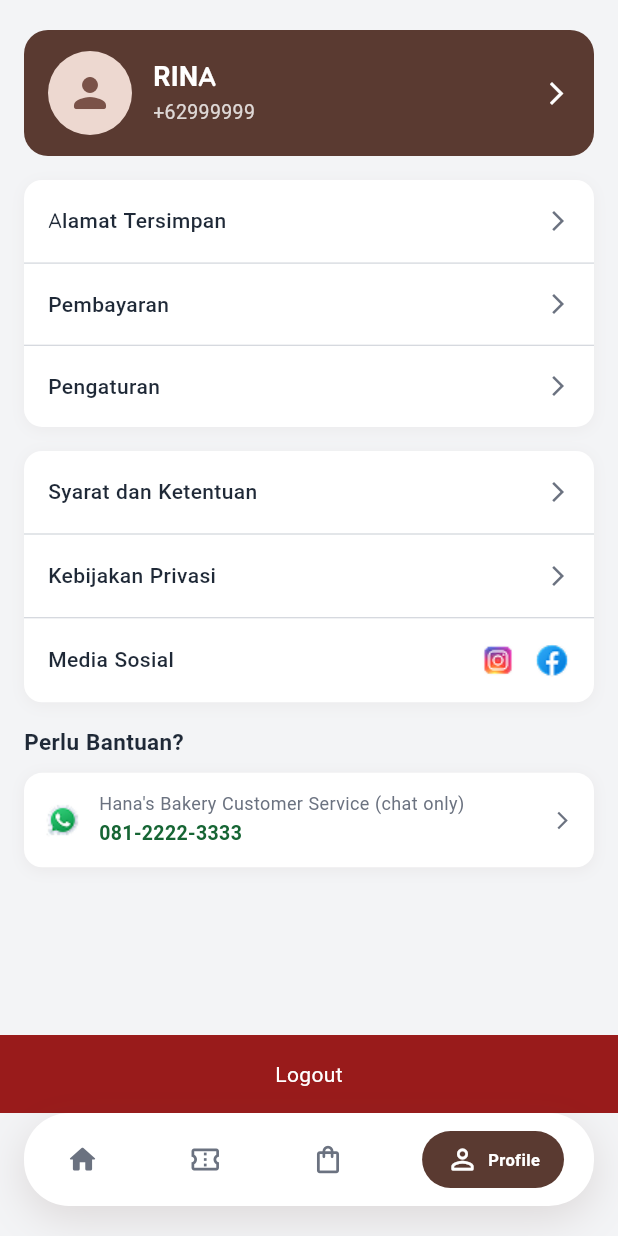
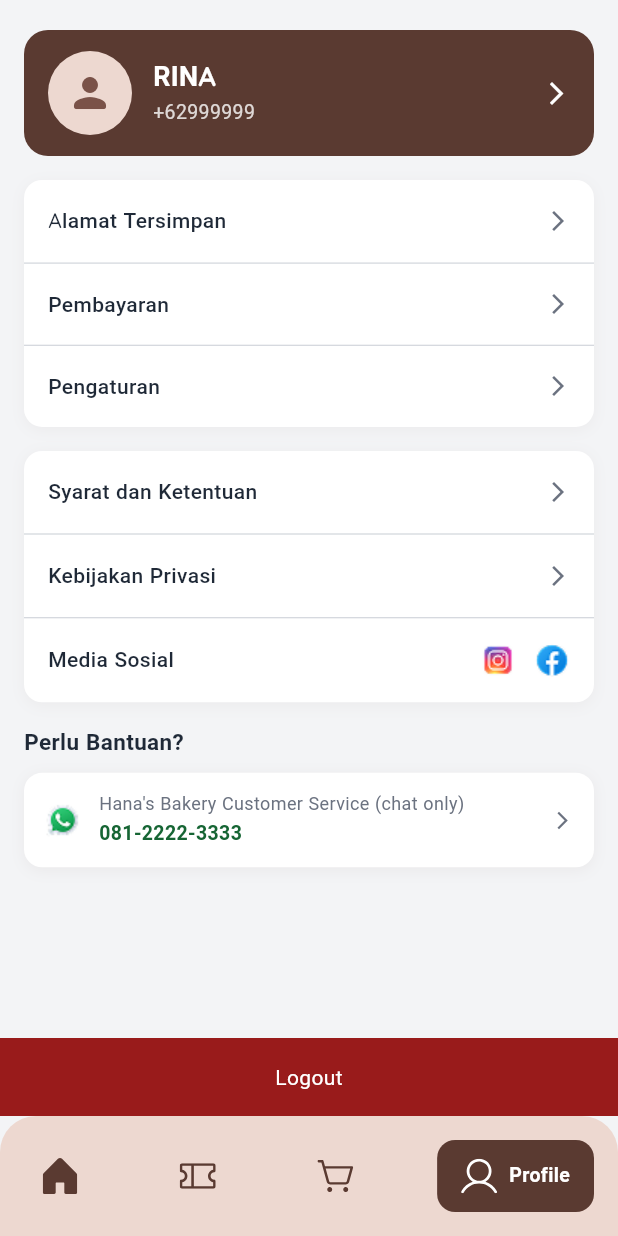
Before and after one commit to faridanaksoleh/hanas_cake, a Flutter app: the ProfilePage screen opened by its route, on a phone screen of 412 x 824 dp. Run offline on Flutter 3.47's test engine with Material 3 defaults, Android fonts, the phone set to English and light mode, and no system bars; our stand-ins replace dartz, dio, equatable, flutter_bloc, flutter_secure_storage, flutter_svg and 2 more; accounts and stored records are empty.

Commit message:
style: bagusin UI nya bottom navbar, commit dulu untuk jaga-jaga takut error, v.1

```diff
--- a/lib/core/assets/assets.gen.dart
+++ b/lib/core/assets/assets.gen.dart
@@ -17,6 +17,9 @@ class $AssetsIconsGen {
   /// File path: assets/icons/apple_inc.png
   AssetGenImage get appleInc =>
       const AssetGenImage('assets/icons/apple_inc.png');
+
+  /// File path: assets/icons/bell.svg
+  String get bell => 'assets/icons/bell.svg';
 
   /// File path: assets/icons/bell_filled.svg
   String get bellFilled => 'assets/icons/bell_filled.svg';
@@ -96,6 +99,9 @@ class $AssetsIconsGen {
   /// File path: assets/icons/heart_outline.svg
   String get heartOutline => 'assets/icons/heart_outline.svg';
 
+  /// File path: assets/icons/home.svg
+  String get home => 'assets/icons/home.svg';
+
   /// File path: assets/icons/instagram.png
   AssetGenImage get instagram =>
       const AssetGenImage('assets/icons/instagram.png');
@@ -113,8 +119,14 @@ class $AssetsIconsGen {
   /// File path: assets/icons/mappin_outline.svg
   String get mappinOutline => 'assets/icons/mappin_outline.svg';
 
+  /// File path: assets/icons/order.svg
+  String get order => 'assets/icons/order.svg';
+
   /// File path: assets/icons/phone.svg
   String get phone => 'assets/icons/phone.svg';
+
+  /// File path: assets/icons/profile.svg
+  String get profile => 'assets/icons/profile.svg';
 
   /// File path: assets/icons/qris.png
   AssetGenImage get qris => const AssetGenImage('assets/icons/qris.png');
@@ -141,6 +153,9 @@ class $AssetsIconsGen {
   /// File path: assets/icons/trash_outline.svg
   String get trashOutline => 'assets/icons/trash_outline.svg';
 
+  /// File path: assets/icons/voucher.svg
+  String get voucher => 'assets/icons/voucher.svg';
+
   /// File path: assets/icons/whatsapp.png
   AssetGenImage get whatsapp =>
       const AssetGenImage('assets/icons/whatsapp.png');
@@ -163,6 +178,7 @@ class $AssetsIconsGen {
   /// List of all assets
   List<dynamic> get values => [
     appleInc,
+    bell,
     bellFilled,
     bellOutline,
     caretCircleLeftFilled,
@@ -188,12 +204,15 @@ class $AssetsIconsGen {
     halal,
     heartFilled,
     heartOutline,
+    home,
     instagram,
     magnifyingglassFilled,
     magnifyingglassOutline,
     mappinFilled,
     mappinOutline,
+    order,
     phone,
+    profile,
     qris,
     shopeepay,
     slidersFilled,
@@ -202,6 +221,7 @@ class $AssetsIconsGen {
     ticketOutline,
     trashFilled,
     trashOutline,
+    voucher,
     whatsapp,
     whatsapp1,
     whatsappLogo,
--- a/lib/core/components/custom_bottom_nav.dart
+++ b/lib/core/components/custom_bottom_nav.dart
@@ -1,4 +1,5 @@
 import 'package:flutter/material.dart';
+import 'package:flutter_svg/flutter_svg.dart';
 import 'package:go_router/go_router.dart';
 import 'package:hanas_cake/core/core.dart';
 
@@ -7,70 +8,105 @@ class CustomBottomNav extends StatelessWidget {
 
   const CustomBottomNav({super.key, required this.currentIndex});
 
-  static const _items = [
-    (icon: Icons.home_rounded,              label: 'Home',    route: '/home'),
-    (icon: Icons.confirmation_number_outlined, label: 'Ticket',  route: '/home'),
-    (icon: Icons.shopping_bag_outlined,     label: 'Cart',    route: '/home'),
-    (icon: Icons.person_outline_rounded,    label: 'Profile', route: '/profile'),
+  @override
+  Widget build(BuildContext context) {
+    // List menu navbar beserta path routing-nya
+    final List<Map<String, dynamic>> tabs = [
+      {
+        'icon': 'assets/icons/home.svg',
+        'label': 'Home',
+        'route': '/home',
+      },
+      {
+        'icon': 'assets/icons/voucher.svg',
+        'label': 'Voucher',
+        'route': '/voucher',
+      },
+      {
+        'icon': 'assets/icons/order.svg',
+        'label': 'Order',
+        'route': '/order',
+      },
+      {
+        'icon': 'assets/icons/profile.svg',
+        'label': 'Profile',
+        'route': '/profile',
+      },
     ];
 
-  @override
-  Widget build(BuildContext context) {
     return Container(
-      margin: const EdgeInsets.fromLTRB(16, 0, 16, 20),
-      padding: const EdgeInsets.symmetric(horizontal: 20, vertical: 12),
+      // 🔥 FIX 1: Background pakai primaryMid sesuai request
+      decoration: const BoxDecoration(
+        color: AppColors.primaryMid,
+        borderRadius: BorderRadius.vertical(top: Radius.circular(24)),
+      ),
+      padding: const EdgeInsets.symmetric(horizontal: 16, vertical: 16),
+      child: SafeArea(
+        top: false,
+        child: Row(
+          mainAxisAlignment: MainAxisAlignment.spaceBetween,
+          children: List.generate(tabs.length, (index) {
+            final isActive = currentIndex == index;
+
+            return GestureDetector(
+              onTap: () {
+                // Jangan pindah kalau tab sudah aktif
+                if (!isActive) {
+                  context.go(tabs[index]['route']);
+                }
+              },
+              child: AnimatedContainer(
+                duration: const Duration(milliseconds: 300), // Kecepatan animasi
+                curve: Curves.easeInOutCubic, // Gaya animasi biar smooth
+                padding: EdgeInsets.symmetric(
+                  horizontal: isActive ? 16.0 : 12.0,
+                  vertical: 12.0,
+                ),
                 decoration: BoxDecoration(
-        color: AppColors.white,
-        borderRadius: BorderRadius.circular(30),
-        boxShadow: [
-          BoxShadow(
-            color: AppColors.primary.withValues(alpha: 0.15),
-            blurRadius: 24,
-            offset: const Offset(0, 8),
-          ),
-        ],
+                  color: isActive ? AppColors.primary : Colors.transparent,
+                  // 🔥 FIX 2: Corner radius dibuat 12, tidak bulat 100 lagi!
+                  borderRadius: BorderRadius.circular(12),
                 ),
                 child: Row(
-        mainAxisAlignment: MainAxisAlignment.spaceBetween,
-        children: List.generate(_items.length, (index) {
-          final item = _items[index];
-          final isActive = currentIndex == index;
-          return GestureDetector(
-            onTap: () => GoRouter.of(context).go(item.route),
-            behavior: HitTestBehavior.opaque,
-            child: AnimatedContainer(
-              duration: const Duration(milliseconds: 250),
-              curve: Curves.easeInOut,
-              padding: isActive
-                  ? const EdgeInsets.symmetric(horizontal: 16, vertical: 8)
-                  : const EdgeInsets.all(8),
-              decoration: BoxDecoration(
-                color: isActive ? AppColors.primary : Colors.transparent,
-                borderRadius: BorderRadius.circular(20),
-              ),
-              child: Row(
+                  mainAxisSize: MainAxisSize.min,
                   children: [
-                  Icon(
-                    item.icon,
-                    color: isActive ? AppColors.white : AppColors.textSecondary,
-                    size: 22,
-                  ),
-                  if (isActive) ...[
-                    const SizedBox(width: 6),
-                    Text(
-                      item.label,
-                      style: AppTextStyles.micro.copyWith(
-                        color: AppColors.white,
-                        fontWeight: FontWeight.w600,
+                    // Manipulasi Warna SVG
+                    SvgPicture.asset(
+                      tabs[index]['icon'],
+                      width: 24,
+                      height: 24,
+                      colorFilter: ColorFilter.mode(
+                        isActive ? AppColors.white : AppColors.primary,
+                        BlendMode.srcIn,
                       ),
                     ),
-                  ],
+                    // Teks Muncul / Hilang
+                    AnimatedSize(
+                      duration: const Duration(milliseconds: 300),
+                      curve: Curves.easeInOutCubic,
+                      child: SizedBox(
+                        width: isActive ? null : 0,
+                        child: Padding(
+                          padding: EdgeInsets.only(left: isActive ? 8.0 : 0.0),
+                          child: Text(
+                            tabs[index]['label'],
+                            style: AppTextStyles.bodySmall.copyWith(
+                              color: AppColors.white,
+                              fontWeight: FontWeight.bold,
+                            ),
+                            maxLines: 1,
+                            overflow: TextOverflow.clip,
+                          ),
+                        ),
+                      ),
+                    ),
                   ],
                 ),
               ),
             );
           }),
         ),
+      ),
     );
   }
 }
```
Also changed, not shown: assets/icons/home.svg (added), assets/icons/order.svg (added), assets/icons/profile.svg (added), assets/icons/voucher.svg (added). Lines whose indentation alone changed are shown as unchanged.
